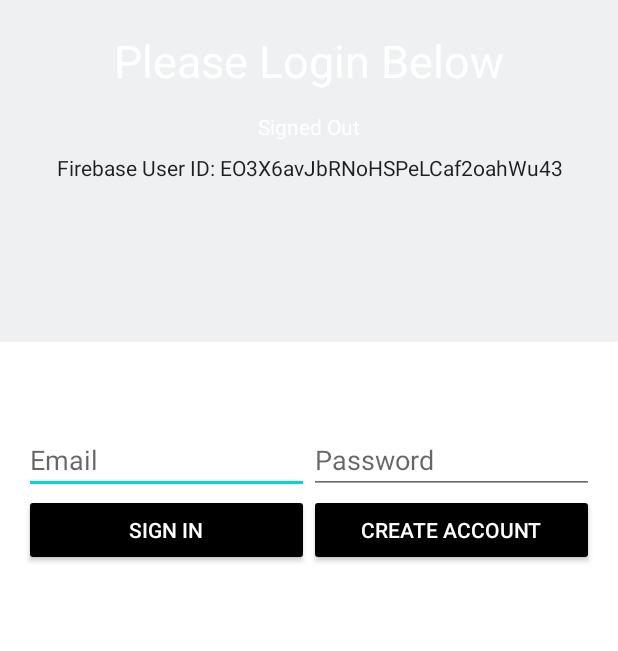
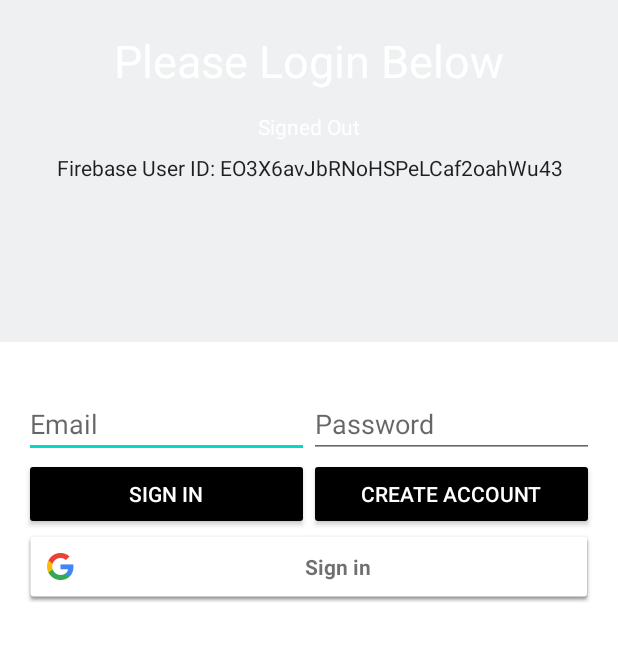
Before and after one commit to Toma5OD/HitList, an Android app: the layout login.xml on its own in the app's theme, with its tools: preview values and no code run, on a phone screen of 412 x 824 dp, the part 585-1236 px from its top. Run offline under Robolectric (Android 15) with nearby library versions, the phone set to English and light mode, and no system bars.

Commit message:
Google Sign in added
Cloud storage also connected but not implemented yet

```diff
--- a/app/build.gradle
+++ b/app/build.gradle
@@ -69,6 +69,7 @@
     // // firebase authentication
     implementation 'com.google.firebase:firebase-auth-ktx:21.1.0'
     implementation 'com.google.firebase:firebase-database-ktx:20.1.0'
+    implementation 'com.google.firebase:firebase-storage-ktx:20.1.0'
 
     testImplementation 'junit:junit:4.13.2'
     androidTestImplementation 'androidx.test.ext:junit:1.1.3'
@@ -77,4 +78,9 @@
     // Swipe Support
     implementation 'androidx.swiperefreshlayout:swiperefreshlayout:1.1.0'
 
+    implementation 'com.google.android.gms:play-services-auth:19.2.0'
+    // display google profile photo (Picasso)
+    implementation 'com.squareup.picasso:picasso:2.71828'
+    implementation 'com.makeramen:roundedimageview:2.3.0'
+
 }
--- a/app/src/main/res/layout/login.xml
+++ b/app/src/main/res/layout/login.xml
@@ -93,6 +93,21 @@
                 android:theme="@style/ThemeOverlay.MyDarkButton" />
         </LinearLayout>
         <LinearLayout
+            android:layout_width="match_parent"
+            android:layout_height="wrap_content"
+            android:layout_below="@+id/emailPasswordButtons"
+            android:orientation="horizontal"
+            android:paddingLeft="16dp"
+            android:paddingRight="16dp">
+
+            <com.google.android.gms.common.SignInButton
+                android:id="@+id/googleSignInButton"
+                android:layout_width="0dp"
+                android:layout_height="wrap_content"
+                android:layout_weight="1" />
+        </LinearLayout>
+
+        <LinearLayout
             android:id="@+id/signedInButtons"
             android:layout_width="match_parent"
             android:layout_height="wrap_content"
--- a/app/src/main/res/layout/nav_header.xml
+++ b/app/src/main/res/layout/nav_header.xml
@@ -18,7 +18,7 @@
         android:layout_height="100dp"
         android:contentDescription="@string/nav_header_desc"
         android:paddingTop="@dimen/nav_header_vertical_spacing"
-        app:srcCompat="@drawable/ic_launcher_nav_header" />
+        app:srcCompat="@drawable/person_icon" />
 
     <TextView
         android:id="@+id/nav_header_name"
```
Also changed, not shown: app/src/main/java/ie/setu/hitlist/firebase/FirebaseAuthManager.kt (+37 -0 lines), app/src/main/java/ie/setu/hitlist/ui/auth/Login.kt (+44 -0 lines), app/src/main/java/ie/setu/hitlist/ui/auth/LoginRegisterViewModel.kt (+7 -0 lines), app/src/main/java/ie/setu/hitlist/ui/hit/HitFragment.kt (+0 -27 lines), app/src/main/java/ie/setu/hitlist/ui/home/Home.kt (+11 -0 lines), app/src/main/java/ie/setu/hitlist/utils/Helpers.kt (+11 -0 lines), app/src/main/res/drawable/person_icon.png (added).
